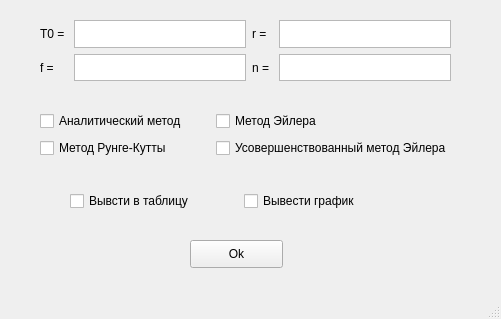
The window that ui/FirstTaskView.ui (helviett/MKM_Lab1) describes before a commit, drawn with Qt 5.
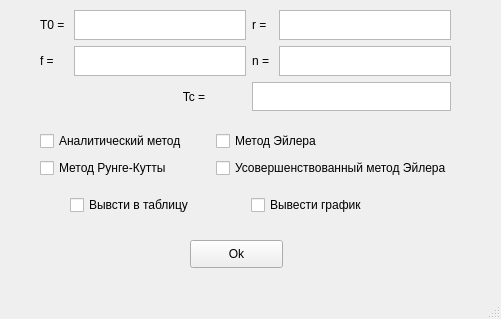
The same window after the commit.

```diff
--- a/ui/FirstTaskView.ui
+++ b/ui/FirstTaskView.ui
@@ -31,9 +31,9 @@
     <property name="geometry">
      <rect>
       <x>40</x>
-      <y>20</y>
+      <y>10</y>
       <width>411</width>
-      <height>61</height>
+      <height>101</height>
      </rect>
     </property>
     <layout class="QGridLayout" name="gridLayout">
@@ -67,6 +67,13 @@
        </property>
       </widget>
      </item>
+     <item row="2" column="0" colspan="2">
+      <widget class="QLabel" name="TcLabel">
+       <property name="text">
+        <string>                                           Tc = </string>
+       </property>
+      </widget>
+     </item>
      <item row="0" column="2" colspan="2">
       <widget class="QLabel" name="Rlabel">
        <property name="text">
@@ -77,13 +84,16 @@
      <item row="1" column="4">
       <widget class="QTextEdit" name="NEdit"/>
      </item>
+     <item row="2" column="2" colspan="3">
+      <widget class="QTextEdit" name="TcEdit"/>
+     </item>
     </layout>
    </widget>
    <widget class="QWidget" name="layoutWidget">
     <property name="geometry">
      <rect>
       <x>40</x>
-      <y>110</y>
+      <y>130</y>
       <width>412</width>
       <height>49</height>
      </rect>
@@ -119,13 +129,13 @@
      </item>
     </layout>
    </widget>
-   <widget class="QWidget" name="">
+   <widget class="QWidget" name="layoutWidget">
     <property name="geometry">
      <rect>
       <x>70</x>
       <y>190</y>
-      <width>341</width>
-      <height>22</height>
+      <width>356</width>
+      <height>31</height>
      </rect>
     </property>
     <layout class="QGridLayout" name="gridLayout_3">
```
Left out of the diff: 34 changed lines with no effect on the pictures.
